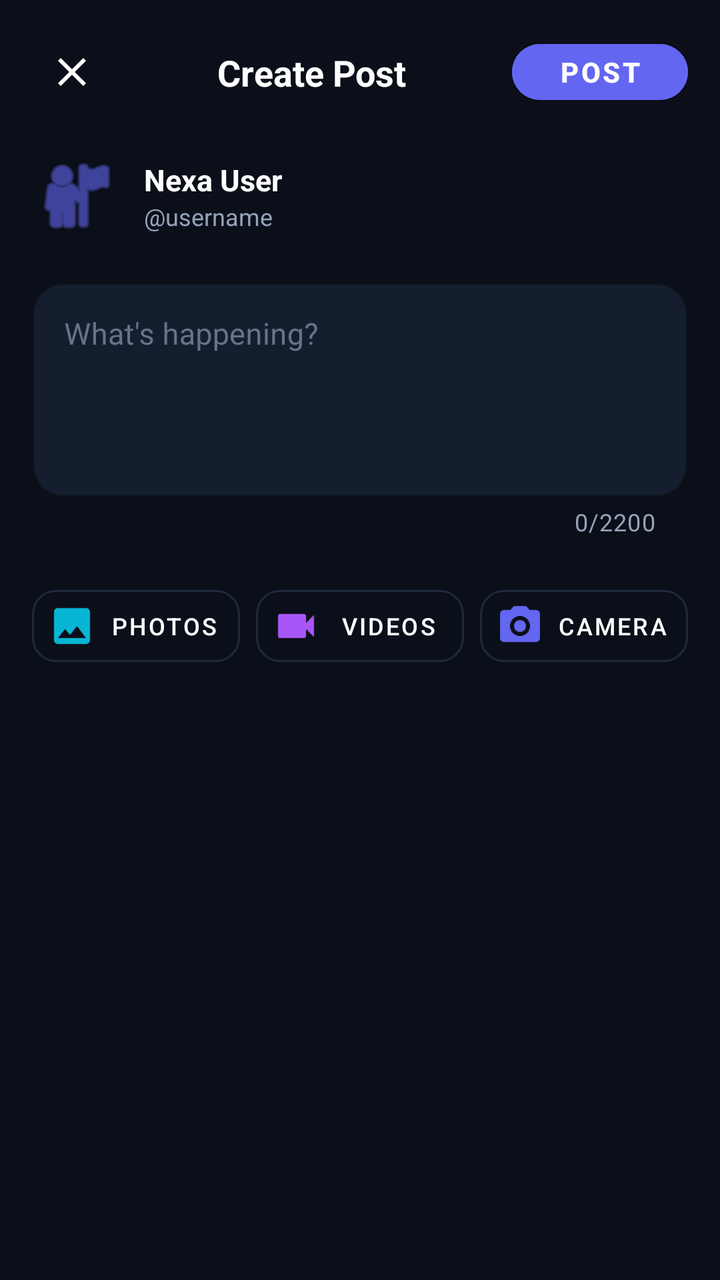
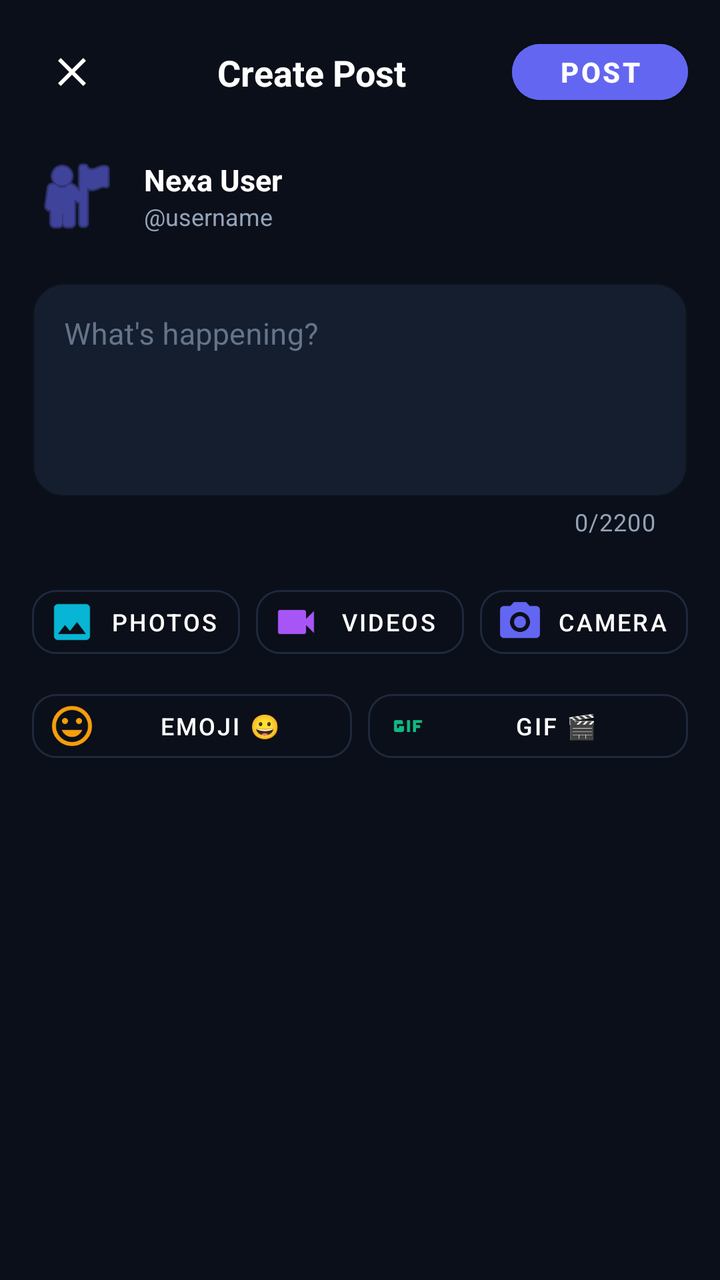

An Android layout rendered at two revisions. The XML below is the earlier revision; the diff shows what the commit changed to produce the second picture.
<!-- AndroidManifest.xml: application theme Theme.Nexa -->
<!-- res/layout/activity_create_post.xml -->
<?xml version="1.0" encoding="utf-8"?>
<ScrollView xmlns:android="http://schemas.android.com/apk/res/android"
    xmlns:app="http://schemas.android.com/apk/res-auto"
    android:layout_width="match_parent"
    android:layout_height="match_parent"
    android:background="@color/background_dark"
    android:fillViewport="true">

    <androidx.constraintlayout.widget.ConstraintLayout
        android:layout_width="match_parent"
        android:layout_height="wrap_content"
        android:padding="16dp">

        
        <ImageButton
            android:id="@+id/btnClose"
            android:layout_width="40dp"
            android:layout_height="40dp"
            android:background="?attr/selectableItemBackgroundBorderless"
            android:contentDescription="Close"
            android:src="@drawable/ic_close"
            app:layout_constraintBottom_toBottomOf="@+id/btnPost"
            app:layout_constraintStart_toStartOf="parent"
            app:layout_constraintTop_toTopOf="@+id/btnPost"
            app:tint="@color/text_white" />

        <TextView
            android:id="@+id/tvHeaderTitle"
            android:layout_width="wrap_content"
            android:layout_height="wrap_content"
            android:text="Create Post"
            android:textColor="@color/text_white"
            android:textSize="18sp"
            android:textStyle="bold"
            app:layout_constraintBottom_toBottomOf="@+id/btnPost"
            app:layout_constraintEnd_toStartOf="@+id/btnPost"
            app:layout_constraintStart_toEndOf="@+id/btnClose"
            app:layout_constraintTop_toTopOf="@+id/btnPost" />

        <com.google.android.material.button.MaterialButton
            android:id="@+id/btnPost"
            android:layout_width="wrap_content"
            android:layout_height="40dp"
            android:backgroundTint="@color/brand_primary"
            android:paddingStart="20dp"
            android:paddingEnd="20dp"
            android:text="Post"
            android:textColor="@color/text_white"
            android:textSize="14sp"
            android:textStyle="bold"
            app:cornerRadius="20dp"
            app:layout_constraintEnd_toEndOf="parent"
            app:layout_constraintTop_toTopOf="parent" />

        
        <LinearLayout
            android:id="@+id/userInfoContainer"
            android:layout_width="match_parent"
            android:layout_height="wrap_content"
            android:layout_marginTop="20dp"
            android:gravity="center_vertical"
            android:orientation="horizontal"
            app:layout_constraintTop_toBottomOf="@+id/btnPost">

            <ImageView
                android:id="@+id/imgUserAvatar"
                android:layout_width="44dp"
                android:layout_height="44dp"
                android:contentDescription="User Avatar"
                android:src="@android:drawable/ic_menu_myplaces"
                app:tint="@color/brand_primary" />

            <LinearLayout
                android:layout_width="wrap_content"
                android:layout_height="wrap_content"
                android:layout_marginStart="12dp"
                android:orientation="vertical">

                <TextView
                    android:id="@+id/tvDisplayName"
                    android:layout_width="wrap_content"
                    android:layout_height="wrap_content"
                    android:text="Nexa User"
                    android:textColor="@color/text_white"
                    android:textSize="15sp"
                    android:textStyle="bold" />

                <TextView
                    android:id="@+id/tvUsername"
                    android:layout_width="wrap_content"
                    android:layout_height="wrap_content"
                    android:text="@username"
                    android:textColor="@color/text_secondary"
                    android:textSize="12sp" />
            </LinearLayout>
        </LinearLayout>

        
        <com.google.android.material.textfield.TextInputLayout
            android:id="@+id/tilContent"
            style="@style/Widget.MaterialComponents.TextInputLayout.OutlinedBox"
            android:layout_width="match_parent"
            android:layout_height="wrap_content"
            android:layout_marginTop="16dp"
            android:hint="What's happening?"
            android:textColorHint="@color/text_muted"
            app:boxBackgroundColor="@color/background_card"
            app:boxCornerRadiusBottomEnd="16dp"
            app:boxCornerRadiusBottomStart="16dp"
            app:boxCornerRadiusTopEnd="16dp"
            app:boxCornerRadiusTopStart="16dp"
            app:boxStrokeColor="@color/brand_primary"
            app:counterEnabled="true"
            app:counterMaxLength="2200"
            app:counterTextColor="@color/text_secondary"
            app:hintTextColor="@color/brand_primary"
            app:layout_constraintTop_toBottomOf="@+id/userInfoContainer">

            <com.google.android.material.textfield.TextInputEditText
                android:id="@+id/etContent"
                android:layout_width="match_parent"
                android:layout_height="wrap_content"
                android:gravity="top|start"
                android:inputType="textMultiLine"
                android:maxLength="2200"
                android:minLines="4"
                android:textColor="@color/text_white"
                android:textSize="15sp" />
        </com.google.android.material.textfield.TextInputLayout>

        
        <com.google.android.material.card.MaterialCardView
            android:id="@+id/cardImagePreview"
            android:layout_width="match_parent"
            android:layout_height="220dp"
            android:layout_marginTop="16dp"
            android:visibility="gone"
            app:cardBackgroundColor="@color/background_card"
            app:cardCornerRadius="16dp"
            app:cardElevation="2dp"
            app:layout_constraintTop_toBottomOf="@+id/tilContent"
            app:strokeColor="@color/border_dark"
            app:strokeWidth="1dp">

            <FrameLayout
                android:layout_width="match_parent"
                android:layout_height="match_parent">

                <ImageView
                    android:id="@+id/imgPreview"
                    android:layout_width="match_parent"
                    android:layout_height="match_parent"
                    android:contentDescription="Selected Media Preview"
                    android:scaleType="centerCrop" />

                
                <LinearLayout
                    android:id="@+id/videoBadge"
                    android:layout_width="wrap_content"
                    android:layout_height="wrap_content"
                    android:layout_gravity="center"
                    android:background="@drawable/bg_unread_badge"
                    android:backgroundTint="#CC000000"
                    android:gravity="center"
                    android:orientation="horizontal"
                    android:paddingStart="12dp"
                    android:paddingTop="6dp"
                    android:paddingEnd="12dp"
                    android:paddingBottom="6dp"
                    android:visibility="gone">

                    <ImageView
                        android:layout_width="20dp"
                        android:layout_height="20dp"
                        android:src="@drawable/ic_video"
                        app:tint="#38BDF8" />

                    <TextView
                        android:id="@+id/tvVideoLabel"
                        android:layout_width="wrap_content"
                        android:layout_height="wrap_content"
                        android:layout_marginStart="6dp"
                        android:text="Video attached"
                        android:textColor="#FFFFFF"
                        android:textSize="12sp"
                        android:textStyle="bold" />
                </LinearLayout>

                <ImageButton
                    android:id="@+id/btnRemoveImage"
                    android:layout_width="36dp"
                    android:layout_height="36dp"
                    android:layout_gravity="top|end"
                    android:layout_margin="12dp"
                    android:background="@color/background_card"
                    android:contentDescription="Remove Media"
                    android:padding="6dp"
                    android:src="@drawable/ic_close"
                    app:tint="@color/text_white" />
            </FrameLayout>
        </com.google.android.material.card.MaterialCardView>

        
        <LinearLayout
            android:id="@+id/attachmentBar"
            android:layout_width="match_parent"
            android:layout_height="wrap_content"
            android:layout_marginTop="20dp"
            android:orientation="horizontal"
            app:layout_constraintTop_toBottomOf="@+id/cardImagePreview">

            <com.google.android.material.button.MaterialButton
                android:id="@+id/btnGallery"
                style="@style/Widget.MaterialComponents.Button.OutlinedButton"
                android:layout_width="0dp"
                android:layout_height="48dp"
                android:layout_marginEnd="4dp"
                android:layout_weight="1"
                android:paddingStart="8dp"
                android:paddingEnd="8dp"
                android:text="Photos"
                android:textColor="@color/text_white"
                android:textSize="12sp"
                app:cornerRadius="12dp"
                app:icon="@drawable/ic_gallery"
                app:iconTint="@color/brand_cyan"
                app:strokeColor="@color/border_dark"
                app:strokeWidth="1dp" />

            <com.google.android.material.button.MaterialButton
                android:id="@+id/btnVideos"
                style="@style/Widget.MaterialComponents.Button.OutlinedButton"
                android:layout_width="0dp"
                android:layout_height="48dp"
                android:layout_marginStart="4dp"
                android:layout_marginEnd="4dp"
                android:layout_weight="1"
                android:paddingStart="8dp"
                android:paddingEnd="8dp"
                android:text="Videos"
                android:textColor="@color/text_white"
                android:textSize="12sp"
                app:cornerRadius="12dp"
                app:icon="@drawable/ic_video"
                app:iconTint="#A855F7"
                app:strokeColor="@color/border_dark"
                app:strokeWidth="1dp" />

            <com.google.android.material.button.MaterialButton
                android:id="@+id/btnCamera"
                style="@style/Widget.MaterialComponents.Button.OutlinedButton"
                android:layout_width="0dp"
                android:layout_height="48dp"
                android:layout_marginStart="4dp"
                android:layout_weight="1"
                android:paddingStart="8dp"
                android:paddingEnd="8dp"
                android:text="Camera"
                android:textColor="@color/text_white"
                android:textSize="12sp"
                app:cornerRadius="12dp"
                app:icon="@drawable/ic_camera"
                app:iconTint="@color/brand_primary"
                app:strokeColor="@color/border_dark"
                app:strokeWidth="1dp" />
        </LinearLayout>

        
        <ProgressBar
            android:id="@+id/postProgressBar"
            android:layout_width="36dp"
            android:layout_height="36dp"
            android:layout_marginTop="24dp"
            android:indeterminateTint="@color/brand_primary"
            android:visibility="gone"
            app:layout_constraintEnd_toEndOf="parent"
            app:layout_constraintStart_toStartOf="parent"
            app:layout_constraintTop_toBottomOf="@+id/attachmentBar" />

    </androidx.constraintlayout.widget.ConstraintLayout>
</ScrollView>
<!-- resources referenced by this layout -->
<resources>
  <color name="background_card">#151E2E</color>
  <color name="background_dark">#0B0F19</color>
  <color name="border_dark">#1E293B</color>
  <color name="brand_cyan">#06B6D4</color>
  <color name="brand_primary">#6366F1</color>
  <color name="text_muted">#64748B</color>
  <color name="text_secondary">#94A3B8</color>
  <color name="text_white">#FFFFFF</color>
  <!-- drawable bg_unread_badge (drawable) -->
  <?xml version="1.0" encoding="utf-8"?>
  <shape xmlns:android="http://schemas.android.com/apk/res/android"
      android:shape="oval">
      <solid android:color="@color/brand_emerald" />
  </shape>
  <!-- drawable ic_camera (drawable) -->
  <vector xmlns:android="http://schemas.android.com/apk/res/android"
      android:width="24dp"
      android:height="24dp"
      android:viewportWidth="24"
      android:viewportHeight="24">
      <path
          android:fillColor="#FFFFFFFF"
          android:pathData="M12,15c1.66,0 3,-1.34 3,-3s-1.34,-3 -3,-3 -3,1.34 -3,3 1.34,3 3,3zM9,2L7.17,4H4c-1.1,0 -2,.9 -2,2v12c0,1.1 .9,2 2,2h16c1.1,0 2,-.9 2,-2V6c0,-1.1 -.9,-2 -2,-2h-3.17L15,2H9zm3,15c-2.76,0 -5,-2.24 -5,-5s2.24,-5 5,-5 5,2.24 5,5 -2.24,5 -5,5z" />
  </vector>
  <!-- drawable ic_close (drawable) -->
  <vector xmlns:android="http://schemas.android.com/apk/res/android"
      android:width="24dp"
      android:height="24dp"
      android:viewportWidth="24"
      android:viewportHeight="24">
      <path
          android:fillColor="#FFFFFFFF"
          android:pathData="M19,6.41L17.59,5 12,10.59 6.41,5 5,6.41 10.59,12 5,17.59 6.41,19 12,13.41 17.59,19 19,17.59 13.41,12z" />
  </vector>
  <!-- drawable ic_gallery (drawable) -->
  <vector xmlns:android="http://schemas.android.com/apk/res/android"
      android:width="24dp"
      android:height="24dp"
      android:viewportWidth="24"
      android:viewportHeight="24">
      <path
          android:fillColor="#FFFFFFFF"
          android:pathData="M21,19V5c0,-1.1 -.9,-2 -2,-2H5c-1.1,0 -2,.9 -2,2v14c0,1.1 .9,2 2,2h14c1.1,0 2,-.9 2,-2zM8.5,13.5l2.5,3.01L14.5,12l4.5,6H5l3.5,-4.5z" />
  </vector>
  <!-- drawable ic_video (drawable) -->
  <vector xmlns:android="http://schemas.android.com/apk/res/android"
      android:width="24dp"
      android:height="24dp"
      android:viewportWidth="24"
      android:viewportHeight="24">
    <path
        android:fillColor="#FFFFFFFF"
        android:pathData="M17,10.5V7c0,-0.55 -0.45,-1 -1,-1H4c-0.55,0 -1,0.45 -1,1v10c0,0.55 0.45,1 1,1h12c0.55,0 1,-0.45 1,-1v-3.5l4,4v-11l-4,4z"/>
  </vector>
  <color name="brand_emerald">#10B981</color>
  <color name="brand_primary_dark">#4F46E5</color>
  <color name="background_light">#F8FAFC</color>
  <color name="background_card_day">#FFFFFF</color>
  <color name="text_dark_primary">#0F172A</color>
  <color name="text_dark_secondary">#475569</color>
  <!-- unchanged entries left out for length: 1 -->
</resources>

<!-- the commit's change to res/layout/activity_create_post.xml (unified diff, before → after) -->
@@ -213,7 +213,7 @@
                 android:id="@+id/btnGallery"
                 style="@style/Widget.MaterialComponents.Button.OutlinedButton"
                 android:layout_width="0dp"
-                android:layout_height="48dp"
+                android:layout_height="44dp"
                 android:layout_marginEnd="4dp"
                 android:layout_weight="1"
                 android:paddingStart="8dp"
@@ -231,7 +231,7 @@
                 android:id="@+id/btnVideos"
                 style="@style/Widget.MaterialComponents.Button.OutlinedButton"
                 android:layout_width="0dp"
-                android:layout_height="48dp"
+                android:layout_height="44dp"
                 android:layout_marginStart="4dp"
                 android:layout_marginEnd="4dp"
                 android:layout_weight="1"
@@ -250,7 +250,7 @@
                 android:id="@+id/btnCamera"
                 style="@style/Widget.MaterialComponents.Button.OutlinedButton"
                 android:layout_width="0dp"
-                android:layout_height="48dp"
+                android:layout_height="44dp"
                 android:layout_marginStart="4dp"
                 android:layout_weight="1"
                 android:paddingStart="8dp"
@@ -261,6 +261,52 @@
                 app:cornerRadius="12dp"
                 app:icon="@drawable/ic_camera"
                 app:iconTint="@color/brand_primary"
+                app:strokeColor="@color/border_dark"
+                app:strokeWidth="1dp" />
+        </LinearLayout>
+
+        
+        <LinearLayout
+            android:id="@+id/expressiveBar"
+            android:layout_width="match_parent"
+            android:layout_height="wrap_content"
+            android:layout_marginTop="8dp"
+            android:orientation="horizontal"
+            app:layout_constraintTop_toBottomOf="@+id/attachmentBar">
+
+            <com.google.android.material.button.MaterialButton
+                android:id="@+id/btnEmoji"
+                style="@style/Widget.MaterialComponents.Button.OutlinedButton"
+                android:layout_width="0dp"
+                android:layout_height="44dp"
+                android:layout_marginEnd="4dp"
+                android:layout_weight="1"
+                android:paddingStart="8dp"
+                android:paddingEnd="8dp"
+                android:text="Emoji 😀"
+                android:textColor="@color/text_white"
+                android:textSize="12sp"
+                app:cornerRadius="12dp"
+                app:icon="@drawable/ic_sticker"
+                app:iconTint="#F59E0B"
+                app:strokeColor="@color/border_dark"
+                app:strokeWidth="1dp" />
+
+            <com.google.android.material.button.MaterialButton
+                android:id="@+id/btnGif"
+                style="@style/Widget.MaterialComponents.Button.OutlinedButton"
+                android:layout_width="0dp"
+                android:layout_height="44dp"
+                android:layout_marginStart="4dp"
+                android:layout_weight="1"
+                android:paddingStart="8dp"
+                android:paddingEnd="8dp"
+                android:text="GIF 🎬"
+                android:textColor="@color/text_white"
+                android:textSize="12sp"
+                app:cornerRadius="12dp"
+                app:icon="@drawable/ic_gif"
+                app:iconTint="#10B981"
                 app:strokeColor="@color/border_dark"
                 app:strokeWidth="1dp" />
         </LinearLayout>
@@ -275,7 +321,7 @@
             android:visibility="gone"
             app:layout_constraintEnd_toEndOf="parent"
             app:layout_constraintStart_toStartOf="parent"
-            app:layout_constraintTop_toBottomOf="@+id/attachmentBar" />
+            app:layout_constraintTop_toBottomOf="@+id/expressiveBar" />
 
     </androidx.constraintlayout.widget.ConstraintLayout>
 </ScrollView>
<!-- resource entries referenced after the edit -->
@@ -44,6 +44,26 @@
           android:fillColor="#FFFFFFFF"
           android:pathData="M21,19V5c0,-1.1 -.9,-2 -2,-2H5c-1.1,0 -2,.9 -2,2v14c0,1.1 .9,2 2,2h14c1.1,0 2,-.9 2,-2zM8.5,13.5l2.5,3.01L14.5,12l4.5,6H5l3.5,-4.5z" />
   </vector>
+  <!-- drawable ic_gif (drawable) -->
+  <vector xmlns:android="http://schemas.android.com/apk/res/android"
+      android:width="24dp"
+      android:height="24dp"
+      android:viewportWidth="24"
+      android:viewportHeight="24">
+    <path
+        android:fillColor="#FFFFFFFF"
+        android:pathData="M11.5,9H13v6h-1.5zM9,9H6c-0.6,0 -1,0.4 -1,1v4c0,0.6 0.4,1 1,1h3c0.6,0 1,-0.4 1,-1v-2H7.5v1h-1v-2h3V10c0,-0.6 -0.4,-1 -1,-1zm10,1.5V9h-4.5v6H16v-2h2v-1.5h-2v-1h3z"/>
+  </vector>
+  <!-- drawable ic_sticker (drawable) -->
+  <vector xmlns:android="http://schemas.android.com/apk/res/android"
+      android:width="24dp"
+      android:height="24dp"
+      android:viewportWidth="24"
+      android:viewportHeight="24">
+    <path
+        android:fillColor="#FFFFFFFF"
+        android:pathData="M11.99,2C6.47,2 2,6.48 2,12s4.47,10 9.99,10C17.52,22 22,17.52 22,12S17.52,2 11.99,2zM12,20c-4.42,0 -8,-3.58 -8,-8s3.58,-8 8,-8 8,3.58 8,8 -3.58,8 -8,8zm3.5,-9c0.83,0 1.5,-0.67 1.5,-1.5S16.33,8 15.5,8 14,8.67 14,9.5s0.67,1.5 1.5,1.5zm-7,0c0.83,0 1.5,-0.67 1.5,-1.5S9.33,8 8.5,8 7,8.67 7,9.5 7.67,11 8.5,11zm3.5,6.5c2.33,0 4.31,-1.46 5.11,-3.5H6.89c0.8,2.04 2.78,3.5 5.11,3.5z"/>
+  </vector>
   <!-- drawable ic_video (drawable) -->
   <vector xmlns:android="http://schemas.android.com/apk/res/android"
       android:width="24dp"
